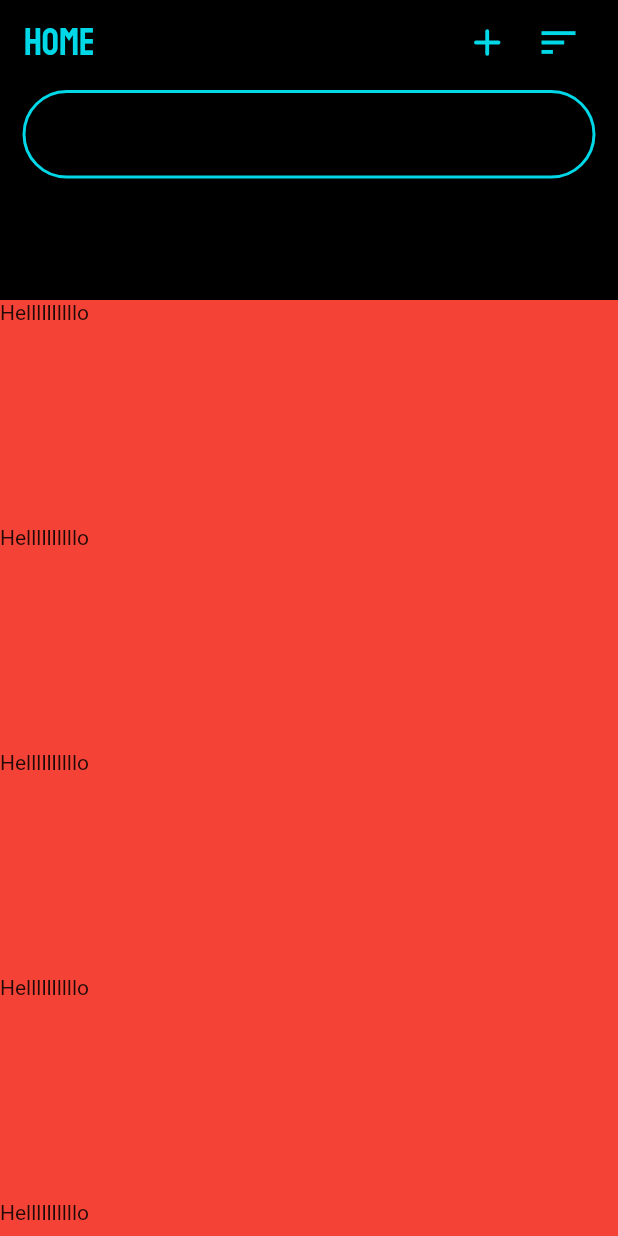
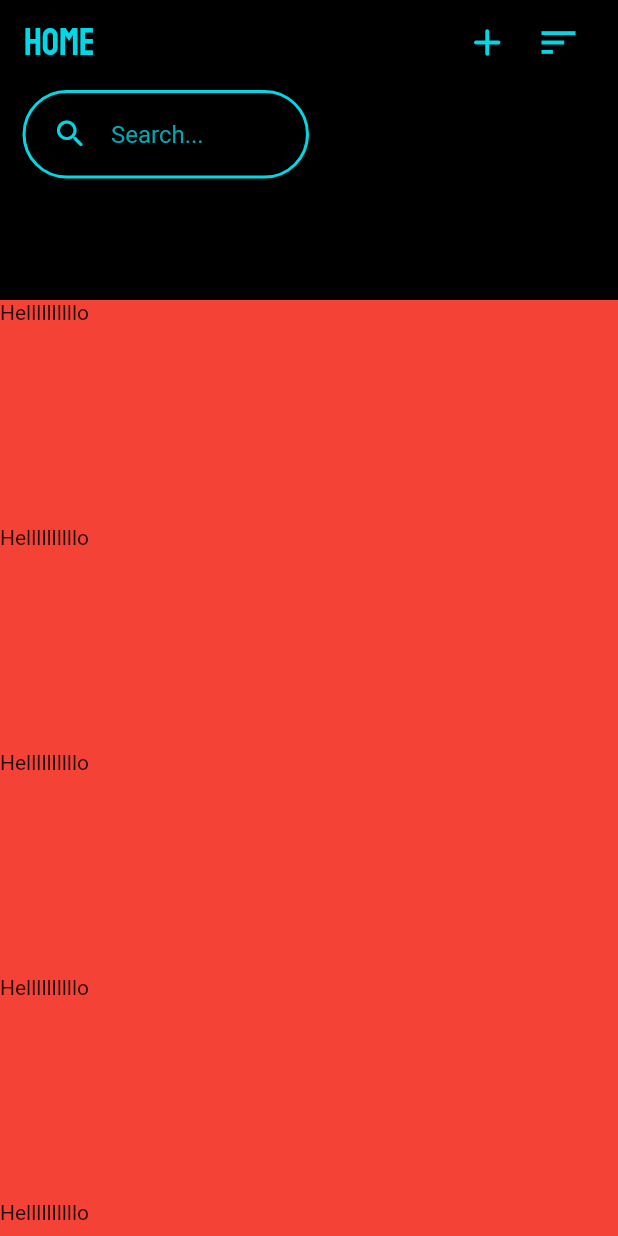
Before and after one commit to zay467/CustomerContact, a Flutter app: the screen it shows after launch, on a phone screen of 412 x 824 dp. Run offline on Flutter 3.47's test engine with Material 2 defaults, Android fonts, the phone set to English and light mode, and no system bars; our stand-ins replace animated_text_kit.

Commit message:
Edit Home.dart search bar

```diff
--- a/lib/Screens/Home.dart
+++ b/lib/Screens/Home.dart
@@ -1,3 +1,4 @@
+import 'package:flutter/cupertino.dart';
 import 'package:flutter/material.dart';
 
 class Home extends StatefulWidget {
@@ -67,11 +68,24 @@ class _HomeState extends State<Home> {
                         Row(
                           children: [
                             Expanded(
-                              flex: 6,
                               child: TextField(
-                                style: TextStyle(color: Color(0xFF00D8E7)),
+                                style: TextStyle(
+                                  color: Color(0xFF00D8E7),
+                                ),
                                 cursorColor: Color(0xFF00D8E7),
                                 decoration: InputDecoration(
+                                  hintText: "Search...",
+                                  hintStyle: TextStyle(
+                                    color: Color(0xFF00A8B4),
+                                  ),
+                                  prefixIcon: Padding(
+                                    padding: EdgeInsets.only(
+                                        left: 20.0, right: 15.0),
+                                    child: Icon(
+                                      Icons.search_rounded,
+                                      color: Color(0xFF00D8E7),
+                                    ),
+                                  ),
                                   enabledBorder: OutlineInputBorder(
                                     borderRadius: BorderRadius.all(
                                       Radius.circular(30.0),
@@ -89,16 +103,9 @@ class _HomeState extends State<Home> {
                                 ),
                               ),
                             ),
-                            // Expanded(
-                            //   flex: 1,
-                            //   child: IconButton(
-                            //     icon: Icon(
-                            //       Icons.search,
-                            //       color: Color(0xFF00D8E7),
-                            //       size: 30.0,
-                            //     ),
-                            //   ),
-                            // )
+                            Expanded(
+                              child: Text("Testing"),
+                            ),
                           ],
                         ),
                       ],
```
